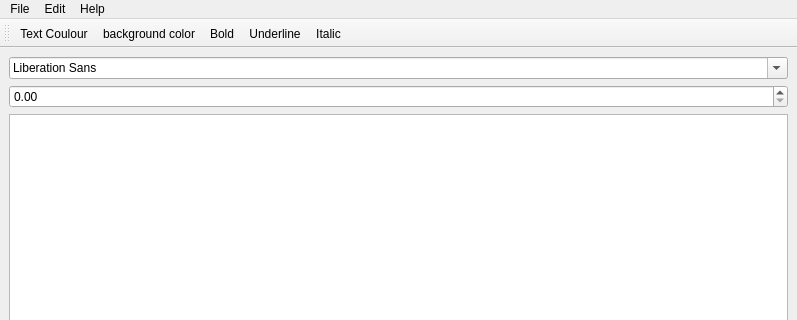
The window that interfaz/interfazv0.1.ui (EMACC99/Procesador_de_texto) describes before a commit, drawn with Qt 5; both pictures show x 0 to 797 and y 0 to 320 of the 797 by 731 pixel window.
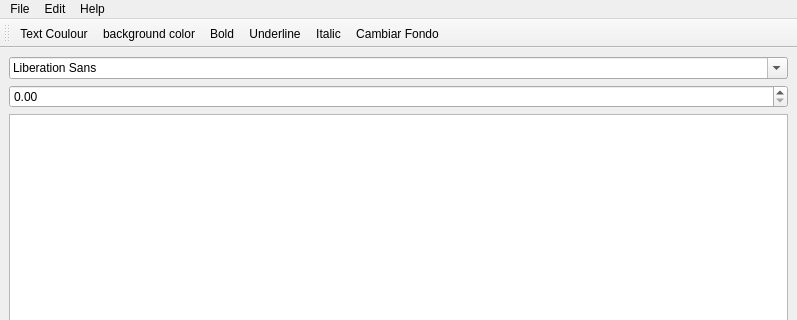
The same window after the commit. Icons and pictures are not drawn.

Commit message:
Arregle icono cmabiar fondo
Solo le puse un place holder para luego poner el icono

What changed in the file:
```diff
--- a/interfaz/interfazv0.1.ui
+++ b/interfaz/interfazv0.1.ui
@@ -89,6 +89,7 @@
    <addaction name="actionBold"/>
    <addaction name="actionUnderline"/>
    <addaction name="actionItalic"/>
+   <addaction name="actionCambiar_Fondo"/>
   </widget>
   <action name="actionNew">
    <property name="icon">
@@ -244,6 +245,11 @@
     <string>About QT</string>
    </property>
   </action>
+  <action name="actionCambiar_Fondo">
+   <property name="text">
+    <string>Cambiar Fondo</string>
+   </property>
+  </action>
  </widget>
  <resources>
   <include location="icons.qrc"/>
```
Left out of the diff: 2 changed lines with no effect on the pictures. The commit also changes 7 other files.
